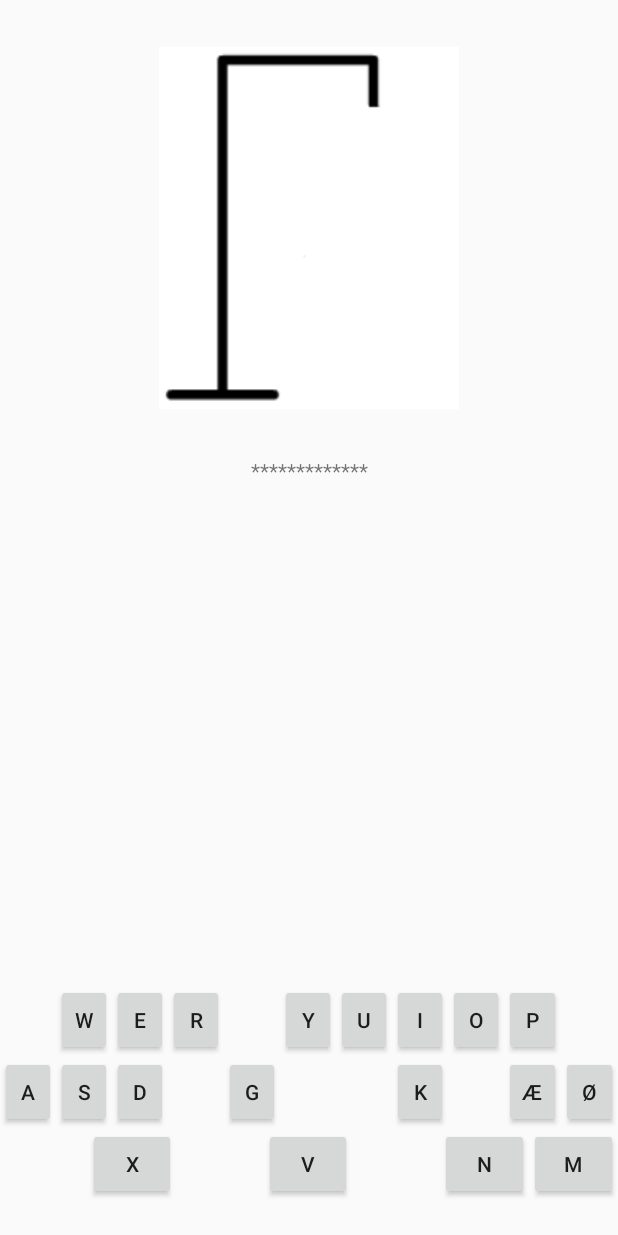
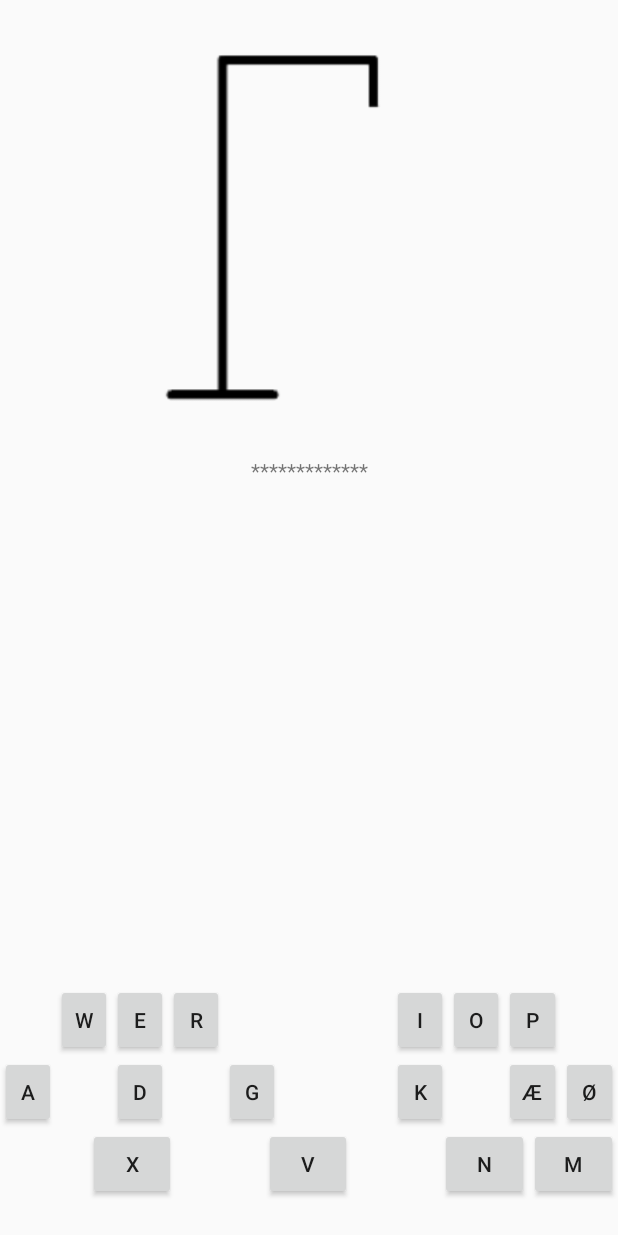
Before and after one commit to mibsen/Galgeleg, an Android app: the screen it shows after launch (MainActivity), after a tap on "START", on a phone screen of 412 x 824 dp. Run offline under Robolectric (Android 15) with nearby library versions, the phone set to English and light mode, and no system bars; our stand-ins replace Room's generated code; network calls fail.

Commit message:
Refactored win screen, updated images and more

```diff
--- /dev/null
+++ b/app/src/main/java/com/galgeleg/mibsen/galgeleg/BaseGame.java
@@ -0,0 +1,7 @@
+package com.galgeleg.mibsen.galgeleg;
+
+import android.support.v4.app.Fragment;
+
+public abstract class BaseGame extends Fragment {
+
+}
--- a/app/src/main/java/com/galgeleg/mibsen/galgeleg/Galgelogik.java
+++ b/app/src/main/java/com/galgeleg/mibsen/galgeleg/Galgelogik.java
@@ -24,6 +24,8 @@ public class Galgelogik {
     private boolean spilletErTabt;
     private final String muligeBogstaver= "qwertyuiopåasdfghjklæøzxcvbnm";
     private Character[] tilladteBogstaver;
+    private int level;
+    private int antalForkerteMuligeBogstaver = 7;
 
     public ArrayList<String> getBrugteBogstaver() {
         return brugteBogstaver;
@@ -43,7 +45,7 @@ public class Galgelogik {
         for (Character b : tilladteBogstaver){
             total = total + b;
         }
-        System.out.println(total);
+
         return tilladteBogstaver;
     }
 
@@ -61,6 +63,28 @@ public class Galgelogik {
 
     public boolean erSpilletTabt() {
         return spilletErTabt;
+    }
+
+    public int getLevel(){
+        return level;
+    }
+
+    public void setLevel(int level){
+        this.level = level;
+
+        if(level < 5){
+            this.antalForkerteMuligeBogstaver = 8;
+        } else if(level < 10){
+            this.antalForkerteMuligeBogstaver = 10;
+        } else if(level < 12){
+            this.antalForkerteMuligeBogstaver = 12;
+        } else if(level < 14){
+            this.antalForkerteMuligeBogstaver = 15;
+        } else if(level < 16){
+            this.antalForkerteMuligeBogstaver = 20;
+        } else {
+            this.antalForkerteMuligeBogstaver = this.muligeBogstaver.length();
+        }
     }
 
     public boolean erSpilletSlut() {
@@ -101,7 +125,7 @@ public class Galgelogik {
 
         // Udvælg nogle andre mulige bogstaver - Her kan der tages højde for sværhedsgrad.
 
-        int andreMuligheder = 10;
+        int andreMuligheder = this.antalForkerteMuligeBogstaver;
 
         for (int i = 0; i < andreMuligheder; i++){
             if(bogstaver.length() == 0){
@@ -112,7 +136,6 @@ public class Galgelogik {
             tilladteBogstaver.add(v);
             bogstaver = bogstaver.replace(Character.toString(v), "");
         }
-
 
         this.tilladteBogstaver = tilladteBogstaver.toArray(new Character[tilladteBogstaver.size()]);
 
--- a/app/src/main/java/com/galgeleg/mibsen/galgeleg/GameFragment.java
+++ b/app/src/main/java/com/galgeleg/mibsen/galgeleg/GameFragment.java
@@ -28,12 +28,13 @@ import java.util.Map;
 /**
  * A simple {@link Fragment} subclass.
  */
-public class GameFragment extends Fragment {
+public class GameFragment extends BaseGame {
 
     protected TextView wordTextView;
     protected TextView guessTextView;
     protected ImageView imageView;
-    protected EditText inputGuess;
+    protected TextView multiplierTextView;
+
 
     protected Map<Character,View> keyboard;
 
@@ -51,54 +52,9 @@ public class GameFragment extends Fragment {
         this.wordTextView = fragment.findViewById(R.id.game_word);
         this.guessTextView = fragment.findViewById(R.id.game_guess);
         this.imageView = fragment.findViewById(R.id.game_image);
+        this.multiplierTextView = fragment.findViewById(R.id.game_multiplier);
 
         buildKeyboard(fragment);
-
-        /*
-        this.inputGuess.addTextChangedListener(new TextWatcher() {
-            @Override
-            public void beforeTextChanged(CharSequence s, int start, int count, int after) {
-
-            }
-
-            @Override
-            public void onTextChanged(CharSequence s, int start, int before, int count) {
-
-                String text = s.toString();
-
-                if(text.equals("")){
-                    return;
-                }
-
-                spil.gætBogstav(text.toLowerCase());
-                updateView();
-
-                if(!spil.erSidsteBogstavKorrekt()){
-                    Animation shake = AnimationUtils.loadAnimation(getActivity(), R.anim.shake);
-                    imageView.startAnimation(shake);
-                }
-
-                // Show success screen / overlay
-                if(spil.erSpilletVundet()){
-                    won();
-                }
-
-                // Show lost screen / overlay
-                if(spil.erSpilletTabt()){
-                    lost();
-                }
-            }
-
-            @Override
-            public void afterTextChanged(Editable s) {
-
-                if(!inputGuess.getText().toString().equals("")){
-                    inputGuess.setText("");
-                }
-
-            }
-        });
-        */
 
         updateView();
 
@@ -157,6 +113,20 @@ public class GameFragment extends Fragment {
                 if(!GameState.spil.erSidsteBogstavKorrekt()){
                     Animation shake = AnimationUtils.loadAnimation(getActivity(), R.anim.shake);
                     imageView.startAnimation(shake);
+                    GameState.wrongGuess();
+                } else {
+                    // Show multiplier
+                    if(GameState.multiplier > 1){
+                        multiplierTextView.setText("X" + GameState.multiplier);
+                        multiplierTextView.setVisibility(View.VISIBLE);
+                        Animation shake = AnimationUtils.loadAnimation(getActivity(), R.anim.shake);
+                        multiplierTextView.startAnimation(shake);
+
+                        new Handler().postDelayed(()->{
+                            multiplierTextView.setVisibility(View.GONE);
+                        },1000);
+                    }
+                    GameState.correctGuess();
                 }
 
                 // Show success screen / overlay
@@ -208,7 +178,6 @@ public class GameFragment extends Fragment {
                 break;
         }
 
-
         // Update Word
         wordTextView.setText(GameState.spil.getSynligtOrd());
 
--- a/app/src/main/java/com/galgeleg/mibsen/galgeleg/GameState.java
+++ b/app/src/main/java/com/galgeleg/mibsen/galgeleg/GameState.java
@@ -10,7 +10,12 @@ public class GameState {
 
     public static Galgelogik spil = new Galgelogik();
 
-    public static long score = 0;
+    public static int score = 0;
+
+    public static int prevScore = 0;
+
+
+    public static int multiplier = 1;
 
     public static SharedPreferences preferences;
 
@@ -19,5 +24,15 @@ public class GameState {
     public static void reset() {
         GameState.level = 1;
         GameState.score = 0;
+        GameState.prevScore = 0;
+    }
+
+    public static void wrongGuess() {
+            GameState.multiplier = 1;
+    }
+
+    public static void correctGuess() {
+        GameState.score = GameState.score + (1*GameState.multiplier);
+        GameState.multiplier++;
     }
 }
--- a/app/src/main/java/com/galgeleg/mibsen/galgeleg/LoadingFragment.java
+++ b/app/src/main/java/com/galgeleg/mibsen/galgeleg/LoadingFragment.java
@@ -12,15 +12,13 @@ import android.widget.TextView;
 /**
  * A simple {@link Fragment} subclass.
  */
-public class LoadingFragment extends Fragment {
+public class LoadingFragment extends BaseGame {
 
     private LoadData loadData;
 
     public LoadingFragment() {
         // Required empty public constructor
     }
-
-
 
     @Override
     public View onCreateView(LayoutInflater inflater, ViewGroup container,
@@ -30,6 +28,7 @@ public class LoadingFragment extends Fragment {
 
         ((TextView) fragment.findViewById(R.id.level_number)).setText("" + GameState.level);
          GameState.spil.nulstil();
+         GameState.spil.setLevel(GameState.level);
 
          loadData = new LoadData();
 
--- a/app/src/main/java/com/galgeleg/mibsen/galgeleg/LostFragment.java
+++ b/app/src/main/java/com/galgeleg/mibsen/galgeleg/LostFragment.java
@@ -19,7 +19,7 @@ import com.galgeleg.mibsen.galgeleg.database.Score;
 /**
  * A simple {@link Fragment} subclass.
  */
-public class LostFragment extends Fragment {
+public class LostFragment extends BaseGame {
 
 
     private View fragment;
--- a/app/src/main/java/com/galgeleg/mibsen/galgeleg/MenuFragment.java
+++ b/app/src/main/java/com/galgeleg/mibsen/galgeleg/MenuFragment.java
@@ -41,6 +41,7 @@ public class MenuFragment extends Fragment implements View.OnClickListener {
             GameState.reset();
             Fragment intro = new LoadingFragment();
             getActivity().getSupportFragmentManager().beginTransaction().replace(R.id.content_frame, intro).addToBackStack(null).commit();
+
         } else if (v == btnPref) {
             Fragment pref = new IndstillingeFragment();
             getActivity().getSupportFragmentManager().beginTransaction().replace(R.id.content_frame, pref).addToBackStack(null).commit();
--- a/app/src/main/res/layout/fragment_game.xml
+++ b/app/src/main/res/layout/fragment_game.xml
@@ -300,5 +300,21 @@
             </LinearLayout>
         </LinearLayout>
 
+        <TextView
+            android:id="@+id/game_multiplier"
+            android:layout_width="wrap_content"
+            android:layout_height="wrap_content"
+            android:layout_marginStart="8dp"
+            android:layout_marginEnd="8dp"
+            android:layout_marginBottom="8dp"
+            android:text="1"
+            android:textSize="72sp"
+            android:visibility="gone"
+            app:layout_constraintBottom_toBottomOf="parent"
+            app:layout_constraintEnd_toEndOf="parent"
+            app:layout_constraintStart_toStartOf="parent"
+            app:layout_constraintTop_toTopOf="@+id/game_image"
+            app:layout_constraintVertical_bias="0.24000001" />
+
     </android.support.constraint.ConstraintLayout>
 </FrameLayout>
```
Also changed, not shown: app/src/main/java/com/galgeleg/mibsen/galgeleg/MainActivity.java (+44 -9 lines), app/src/main/java/com/galgeleg/mibsen/galgeleg/WonFragment.java (+23 -6 lines), app/src/main/res/layout/fragment_loading.xml (+20 -2 lines), app/src/main/res/layout/fragment_won.xml (+39 -4 lines), app/src/main/res/drawable/forkert1.png, app/src/main/res/drawable/forkert2.png, app/src/main/res/drawable/forkert3.png, app/src/main/res/drawable/forkert4.png, app/src/main/res/drawable/forkert5.png, app/src/main/res/drawable/forkert6.png, app/src/main/res/drawable/galge.png.
